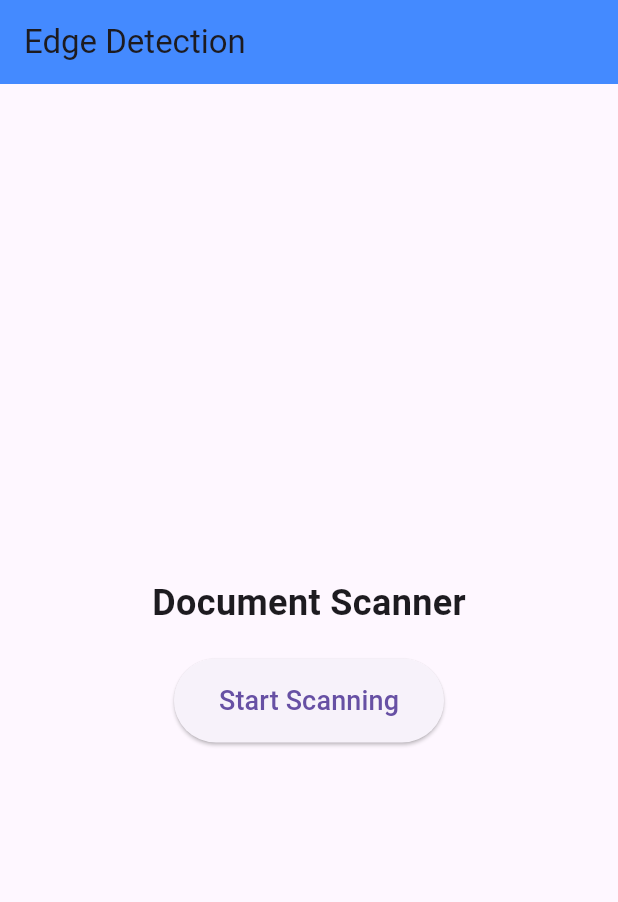
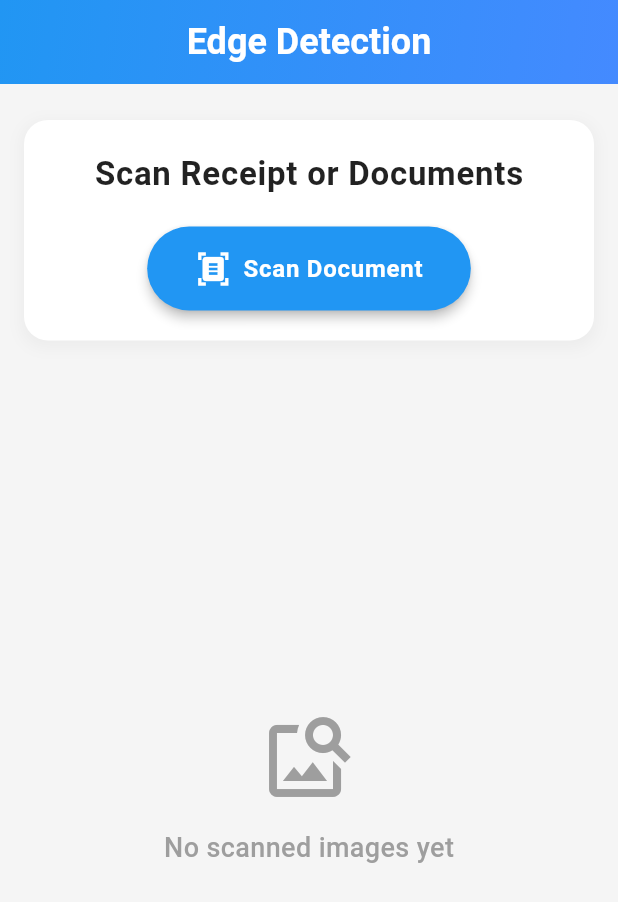
Before and after one commit to Linkonsq/edge-detection-flutter, a Flutter app: the screen it shows after launch, on a phone screen of 412 x 824 dp. Shown: the top 902 px of the screen. Run offline on Flutter 3.47's test engine with Material 3 defaults, Android fonts, the phone set to English and light mode, and no system bars; missing offline and left inert: google_mlkit_document_scanner.

Commit message:
Scan images using ml_kit_scanner

```diff
--- a/lib/screens/home_screen.dart
+++ b/lib/screens/home_screen.dart
@@ -1,55 +1,184 @@
-import 'package:camera/camera.dart';
-import 'package:edge_detection/screens/camera_screen.dart';
 import 'package:flutter/material.dart';
+import 'package:google_mlkit_document_scanner/google_mlkit_document_scanner.dart';
+import 'dart:io';
 
-class HomeScreen extends StatelessWidget {
+class HomeScreen extends StatefulWidget {
   const HomeScreen({super.key});
 
-  Future<void> _navigateToCamera(BuildContext context) async {
-    try {
-      final cameras = await availableCameras();
-      final firstCamera = cameras.first;
+  @override
+  State<HomeScreen> createState() => _HomeScreenState();
+}
 
-      Navigator.push(
-        context,
-        MaterialPageRoute(
-          builder: (context) => CameraScreen(camera: firstCamera),
-        ),
-      );
-    } catch (e) {
-      ScaffoldMessenger.of(
-        context,
-      ).showSnackBar(SnackBar(content: Text('Camera error: $e')));
-    }
-  }
+class _HomeScreenState extends State<HomeScreen> {
+  List<String> scannedImages = [];
 
   @override
   Widget build(BuildContext context) {
     return Scaffold(
       appBar: AppBar(
-        title: const Text('Edge Detection'),
-        backgroundColor: Colors.blueAccent,
+        elevation: 0,
+        title: const Text(
+          'Edge Detection',
+          style: TextStyle(
+            fontSize: 24,
+            fontWeight: FontWeight.bold,
+            color: Colors.white,
           ),
-      body: Center(
+        ),
+        centerTitle: true,
+        flexibleSpace: Container(
+          decoration: const BoxDecoration(
+            gradient: LinearGradient(
+              begin: Alignment.topLeft,
+              end: Alignment.bottomRight,
+              colors: [Colors.blue, Colors.blueAccent],
+            ),
+          ),
+        ),
+      ),
+      body: Container(
+        decoration: BoxDecoration(color: Colors.grey[100]),
+        child: Column(
+          children: [
+            Container(
+              margin: const EdgeInsets.fromLTRB(16.0, 24, 16, 0),
+              padding: const EdgeInsets.all(20),
+              width: double.infinity,
+              decoration: BoxDecoration(
+                color: Colors.white,
+                borderRadius: BorderRadius.circular(16),
+                boxShadow: [
+                  BoxShadow(
+                    color: Colors.grey.withOpacity(0.1),
+                    spreadRadius: 2,
+                    blurRadius: 8,
+                    offset: const Offset(0, 3),
+                  ),
+                ],
+              ),
               child: Column(
                 mainAxisAlignment: MainAxisAlignment.center,
                 children: [
                   const Text(
-              "Document Scanner",
-              style: TextStyle(fontSize: 24, fontWeight: FontWeight.bold),
+                    'Scan Receipt or Documents',
+                    style: TextStyle(
+                      fontSize: 22,
+                      fontWeight: FontWeight.w700,
+                      color: Colors.black87,
+                      letterSpacing: 0.5,
+                    ),
                   ),
                   const SizedBox(height: 20),
                   ElevatedButton(
-              onPressed: () => _navigateToCamera(context),
+                    onPressed: () async {
+                      DocumentScannerOptions documentOptions =
+                          DocumentScannerOptions(
+                            documentFormat: DocumentFormat.jpeg,
+                            mode: ScannerMode.filter,
+                            pageLimit: 100,
+                            isGalleryImport: true,
+                          );
+
+                      final documentScanner = DocumentScanner(
+                        options: documentOptions,
+                      );
+                      DocumentScanningResult result =
+                          await documentScanner.scanDocument();
+
+                      if (result.images.isNotEmpty) {
+                        setState(() {
+                          scannedImages = List.from(result.images);
+                        });
+                      }
+                    },
                     style: ElevatedButton.styleFrom(
+                      backgroundColor: Colors.blue,
+                      foregroundColor: Colors.white,
                       padding: const EdgeInsets.symmetric(
-                  horizontal: 30,
-                  vertical: 15,
+                        horizontal: 32,
+                        vertical: 16,
+                      ),
+                      shape: RoundedRectangleBorder(
+                        borderRadius: BorderRadius.circular(30),
+                      ),
+                      elevation: 3,
+                    ),
+                    child: Row(
+                      mainAxisSize: MainAxisSize.min,
+                      children: const [
+                        Icon(Icons.document_scanner, size: 24),
+                        SizedBox(width: 8),
+                        Text(
+                          'Scan Document',
+                          style: TextStyle(
+                            fontSize: 16,
+                            fontWeight: FontWeight.w600,
+                            letterSpacing: 0.5,
                           ),
                         ),
-              child: const Text(
-                "Start Scanning",
-                style: TextStyle(fontSize: 18),
+                      ],
+                    ),
+                  ),
+                ],
+              ),
+            ),
+
+            Expanded(
+              child:
+                  scannedImages.isEmpty
+                      ? Center(
+                        child: Column(
+                          mainAxisAlignment: MainAxisAlignment.center,
+                          children: const [
+                            Icon(
+                              Icons.image_search,
+                              size: 64,
+                              color: Colors.grey,
+                            ),
+                            SizedBox(height: 16),
+                            Text(
+                              'No scanned images yet',
+                              style: TextStyle(
+                                fontSize: 18,
+                                color: Colors.grey,
+                                fontWeight: FontWeight.w500,
+                              ),
+                            ),
+                          ],
+                        ),
+                      )
+                      : GridView.builder(
+                        padding: const EdgeInsets.all(16),
+                        gridDelegate:
+                            const SliverGridDelegateWithFixedCrossAxisCount(
+                              crossAxisCount: 2,
+                              crossAxisSpacing: 12,
+                              mainAxisSpacing: 12,
+                            ),
+                        itemCount: scannedImages.length,
+                        itemBuilder: (context, index) {
+                          return Container(
+                            decoration: BoxDecoration(
+                              border: Border.all(color: Colors.grey.shade300),
+                              borderRadius: BorderRadius.circular(12),
+                              boxShadow: [
+                                BoxShadow(
+                                  color: Colors.grey.withOpacity(0.1),
+                                  spreadRadius: 1,
+                                  blurRadius: 4,
+                                  offset: const Offset(0, 2),
+                                ),
+                              ],
+                            ),
+                            child: ClipRRect(
+                              borderRadius: BorderRadius.circular(12),
+                              child: Image.file(
+                                File(scannedImages[index]),
+                                fit: BoxFit.cover,
+                              ),
+                            ),
+                          );
+                        },
                       ),
             ),
           ],
```
Also changed, not shown: lib/screens/camera_screen.dart (deleted, +0 -20 lines), lib/widgets/camera_view.dart (deleted, +0 -54 lines), pubspec.yaml (+4 -7 lines), pubspec.lock, 5 other files. Lines whose indentation alone changed are shown as unchanged.
